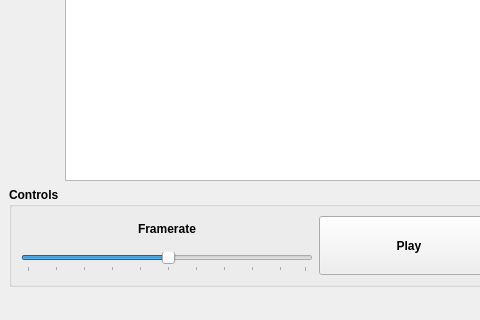
This is view/GUI.ui in GiovanniBurbi/GameOfLife as Qt 5 draws it before an edit; both pictures show x 0 to 480 and y 326 to 646 of the 930 by 646 pixel window. The edited form follows.
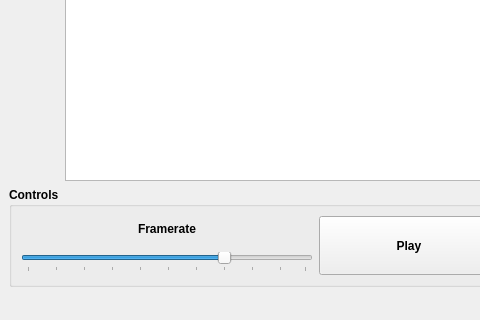
This is the edited form.

Commit message: Changed default position of rate slider

Diff of the .ui file:
```diff
--- a/view/GUI.ui
+++ b/view/GUI.ui
@@ -331,10 +331,10 @@
               <number>99</number>
              </property>
              <property name="value">
-              <number>50</number>
+              <number>70</number>
              </property>
              <property name="sliderPosition">
-              <number>50</number>
+              <number>70</number>
              </property>
              <property name="orientation">
               <enum>Qt::Horizontal</enum>
```
The commit also changes 2 other files.
